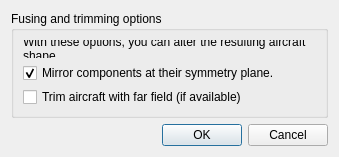
The window that TIGLViewer/src/TIGLViewerFuseDialog.ui (DLR-SC/tigl) describes before a commit, drawn with Qt 5.
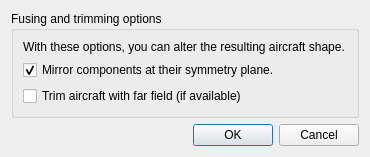
The same window after the commit.

Commit message: Small changes in ac fusing dialog

What changed in the file:
```diff
--- a/TIGLViewer/src/TIGLViewerFuseDialog.ui
+++ b/TIGLViewer/src/TIGLViewerFuseDialog.ui
@@ -6,16 +6,28 @@
    <rect>
     <x>0</x>
     <y>0</y>
-    <width>339</width>
-    <height>157</height>
+    <width>370</width>
+    <height>155</height>
    </rect>
   </property>
+  <property name="sizePolicy">
+   <sizepolicy hsizetype="Minimum" vsizetype="Expanding">
+    <horstretch>0</horstretch>
+    <verstretch>0</verstretch>
+   </sizepolicy>
+  </property>
   <property name="windowTitle">
    <string>Dialog</string>
   </property>
   <layout class="QVBoxLayout" name="verticalLayout_2">
    <item>
     <widget class="QGroupBox" name="groupBox">
+     <property name="sizePolicy">
+      <sizepolicy hsizetype="Preferred" vsizetype="Minimum">
+       <horstretch>0</horstretch>
+       <verstretch>0</verstretch>
+      </sizepolicy>
+     </property>
      <property name="title">
       <string>Fusing and trimming options</string>
      </property>
@@ -26,7 +38,7 @@
          <string>With these options, you can alter the resulting aircraft shape.</string>
         </property>
         <property name="wordWrap">
-         <bool>true</bool>
+         <bool>false</bool>
         </property>
        </widget>
       </item>
```
The commit also changes 1 other file.
